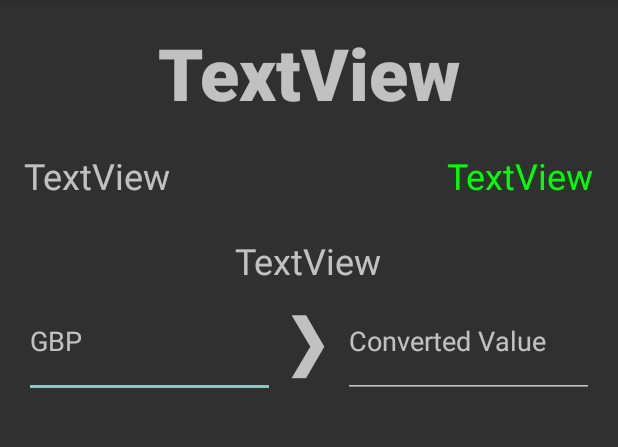
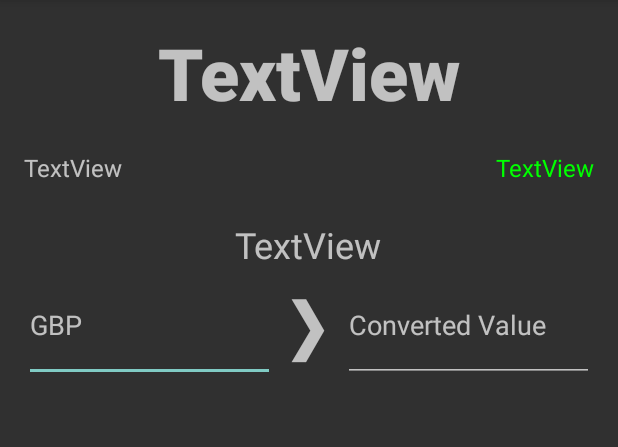
Before and after one commit to JScott-1997/J, an Android app: the SelectedCurrencyView screen opened directly, with no data from a screen before it, on a phone screen of 412 x 824 dp, the part 84-531 px from its top. Run offline under Robolectric (Android 15) with nearby library versions, the phone set to English and light mode, and no system bars; 6 statements that could not run were skipped.

```diff
--- a/app/src/main/res/layout/activity_selected_currency_view.xml
+++ b/app/src/main/res/layout/activity_selected_currency_view.xml
@@ -35,7 +35,7 @@ Student Number: S1921808
             android:layout_marginStart="16dp"
             android:layout_marginTop="20dp"
             android:text="TextView"
-            android:textSize="24sp"
+            android:textSize="16sp"
             app:layout_constraintStart_toStartOf="parent"
             app:layout_constraintTop_toBottomOf="@+id/textCurrName" />
 
@@ -46,7 +46,7 @@ Student Number: S1921808
             android:layout_marginTop="20dp"
             android:layout_marginEnd="16dp"
             android:text="TextView"
-            android:textSize="24sp"
+            android:textSize="16sp"
             app:layout_constraintEnd_toEndOf="parent"
             app:layout_constraintHorizontal_bias="1.0"
             app:layout_constraintStart_toEndOf="@+id/textCurrCode"
```
